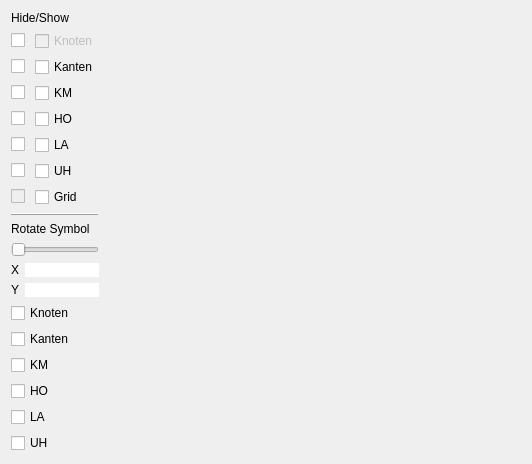
Qt form AutoCADDB/qgraphicsmainwindow.ui (DB-Netz-AutomatedPlanning/AutoPlan-QT) before a commit.
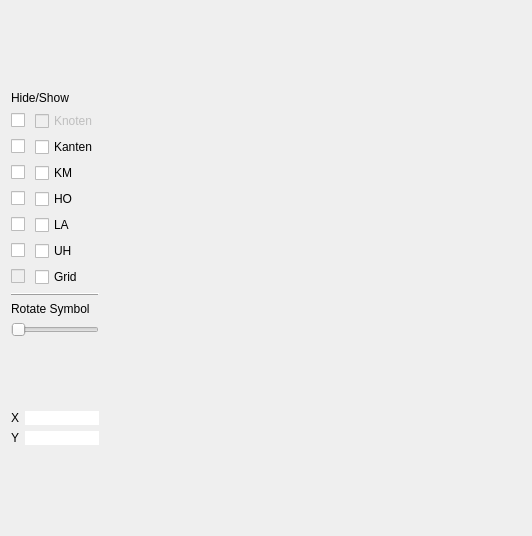
The same form after that commit.

```diff
--- a/AutoCADDB/qgraphicsmainwindow.ui
+++ b/AutoCADDB/qgraphicsmainwindow.ui
@@ -7,7 +7,7 @@
     <x>0</x>
     <y>0</y>
     <width>532</width>
-    <height>362</height>
+    <height>536</height>
    </rect>
   </property>
   <property name="windowTitle">
@@ -16,6 +16,13 @@
   <layout class="QFormLayout" name="formLayout_2">
    <item row="0" column="0">
     <layout class="QGridLayout" name="gridLayout_5">
+     <item row="2" column="0">
+      <widget class="QLabel" name="label_2">
+       <property name="text">
+        <string>Rotate Symbol</string>
+       </property>
+      </widget>
+     </item>
      <item row="0" column="0">
       <layout class="QGridLayout" name="gridLayout">
        <item row="3" column="0">
@@ -131,27 +138,6 @@
        </item>
       </layout>
      </item>
-     <item row="2" column="0">
-      <widget class="QLabel" name="label_2">
-       <property name="text">
-        <string>Rotate Symbol</string>
-       </property>
-      </widget>
-     </item>
-     <item row="10" column="0">
-      <widget class="QCheckBox" name="showCoordinates_UH">
-       <property name="text">
-        <string>UH</string>
-       </property>
-      </widget>
-     </item>
-     <item row="8" column="0">
-      <widget class="QCheckBox" name="showCoordinates_HO">
-       <property name="text">
-        <string>HO</string>
-       </property>
-      </widget>
-     </item>
      <item row="3" column="0">
       <widget class="QSlider" name="horizontalSlider">
        <property name="maximum">
@@ -162,13 +148,6 @@
        </property>
       </widget>
      </item>
-     <item row="6" column="0">
-      <widget class="QCheckBox" name="showCoordinates_Kanten">
-       <property name="text">
-        <string>Kanten</string>
-       </property>
-      </widget>
-     </item>
      <item row="4" column="0">
       <layout class="QGridLayout" name="gridLayout_4">
        <item row="0" column="0">
@@ -262,27 +241,6 @@
        </property>
       </widget>
      </item>
-     <item row="7" column="0">
-      <widget class="QCheckBox" name="showCoordinates_KM">
-       <property name="text">
-        <string>KM</string>
-       </property>
-      </widget>
-     </item>
-     <item row="5" column="0">
-      <widget class="QCheckBox" name="showCoordinates_Knoten">
-       <property name="text">
-        <string>Knoten</string>
-       </property>
-      </widget>
-     </item>
-     <item row="9" column="0">
-      <widget class="QCheckBox" name="showCoordinates_LA">
-       <property name="text">
-        <string>LA</string>
-       </property>
-      </widget>
-     </item>
     </layout>
    </item>
    <item row="0" column="1">
```
